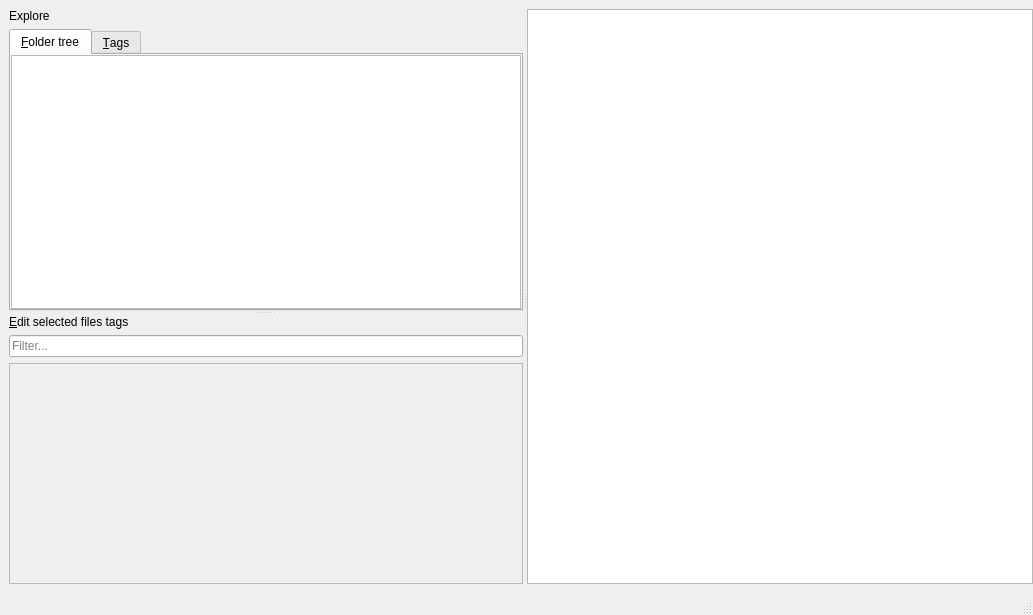
Above: sittagger/mainwindow.ui from hydrargyrum/sit-tagger before the change. Below: the same form after it.
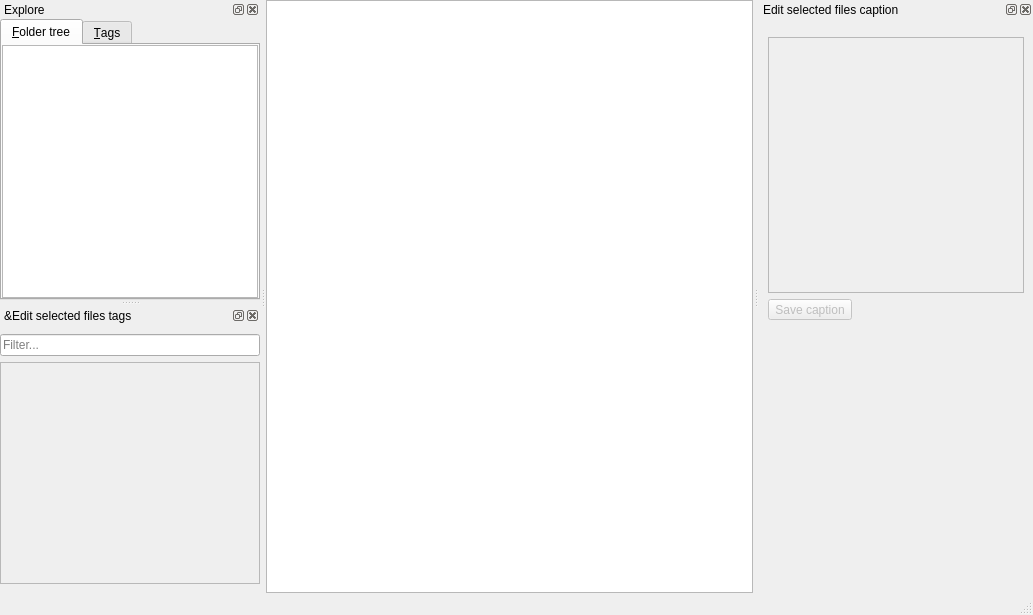
That is the form after the change. Custom widgets are drawn as their Qt base class.

Commit message:
ui: add caption editor + switch to dockwidgets instead of splitters
widgets can be freely rearranged by the user

Closes https://gitlab.com/hydrargyrum/sit-tagger/-/issues/16

What changed in the file:
```diff
--- a/sittagger/mainwindow.ui
+++ b/sittagger/mainwindow.ui
@@ -14,41 +14,10 @@
    <string>MainWindow</string>
   </property>
   <widget class="QWidget" name="centralwidget">
-   <layout class="QHBoxLayout" name="horizontalLayout_3">
-    <property name="rightMargin">
+   <layout class="QHBoxLayout" name="horizontalLayout_4">
+    <property name="spacing">
      <number>0</number>
     </property>
-    <item>
-     <widget class="QSplitter" name="hSplitter">
-      <property name="lineWidth">
-       <number>0</number>
-      </property>
-      <property name="orientation">
-       <enum>Qt::Horizontal</enum>
-      </property>
-      <widget class="QSplitter" name="vSplitter">
-       <property name="orientation">
-        <enum>Qt::Vertical</enum>
-       </property>
-       <widget class="QWidget" name="layoutWidget">
-        <layout class="QVBoxLayout" name="verticalLayout">
-         <item>
-          <widget class="QLabel" name="label">
-           <property name="text">
-            <string>Explore</string>
-           </property>
-          </widget>
-         </item>
-         <item>
-          <widget class="QTabWidget" name="tabWidget">
-           <property name="currentIndex">
-            <number>0</number>
-           </property>
-           <widget class="QWidget" name="tab">
-            <attribute name="title">
-             <string>&amp;Folder tree</string>
-            </attribute>
-            <layout class="QHBoxLayout" name="horizontalLayout_2">
              <property name="leftMargin">
               <number>0</number>
              </property>
@@ -62,101 +31,6 @@
               <number>0</number>
              </property>
              <item>
-              <widget class="DirTreeView" name="dirChooser">
-               <property name="dragEnabled">
-                <bool>true</bool>
-               </property>
-               <property name="dragDropMode">
-                <enum>QAbstractItemView::DragDrop</enum>
-               </property>
-               <property name="defaultDropAction">
-                <enum>Qt::MoveAction</enum>
-               </property>
-               <property name="alternatingRowColors">
-                <bool>true</bool>
-               </property>
-               <property name="animated">
-                <bool>true</bool>
-               </property>
-              </widget>
-             </item>
-            </layout>
-           </widget>
-           <widget class="QWidget" name="tab_2">
-            <attribute name="title">
-             <string>&amp;Tags</string>
-            </attribute>
-            <layout class="QVBoxLayout" name="verticalLayout_3">
-             <property name="leftMargin">
-              <number>0</number>
-             </property>
-             <property name="topMargin">
-              <number>0</number>
-             </property>
-             <property name="rightMargin">
-              <number>0</number>
-             </property>
-             <property name="bottomMargin">
-              <number>0</number>
-             </property>
-             <item>
-              <widget class="TagFilter" name="tagChooserFilter">
-               <property name="placeholderText">
-                <string>Filter...</string>
-               </property>
-               <property name="clearButtonEnabled">
-                <bool>true</bool>
-               </property>
-              </widget>
-             </item>
-             <item>
-              <widget class="TagChooser" name="tagChooser">
-               <property name="alternatingRowColors">
-                <bool>true</bool>
-               </property>
-              </widget>
-             </item>
-            </layout>
-           </widget>
-          </widget>
-         </item>
-        </layout>
-       </widget>
-       <widget class="QWidget" name="layoutWidget">
-        <layout class="QVBoxLayout" name="verticalLayout_2">
-         <item>
-          <widget class="QLabel" name="label_2">
-           <property name="text">
-            <string>&amp;Edit selected files tags</string>
-           </property>
-           <property name="buddy">
-            <cstring>tagEditor</cstring>
-           </property>
-          </widget>
-         </item>
-         <item>
-          <widget class="TagFilter" name="tagEditorFilter">
-           <property name="placeholderText">
-            <string>Filter...</string>
-           </property>
-           <property name="clearButtonEnabled">
-            <bool>true</bool>
-           </property>
-          </widget>
-         </item>
-         <item>
-          <widget class="TagEditor" name="tagEditor">
-           <property name="enabled">
-            <bool>false</bool>
-           </property>
-           <property name="alternatingRowColors">
-            <bool>true</bool>
-           </property>
-          </widget>
-         </item>
-        </layout>
-       </widget>
-      </widget>
       <widget class="ImageList" name="imageList">
        <property name="acceptDrops">
         <bool>true</bool>
@@ -204,7 +78,6 @@
         <bool>true</bool>
        </property>
       </widget>
-     </widget>
     </item>
    </layout>
   </widget>
@@ -219,6 +92,209 @@
    </property>
   </widget>
   <widget class="QStatusBar" name="statusbar"/>
+  <widget class="QDockWidget" name="dockWidget">
+   <property name="windowTitle">
+    <string>Edit selected files caption</string>
+   </property>
+   <attribute name="dockWidgetArea">
+    <number>2</number>
+   </attribute>
+   <widget class="QWidget" name="dockWidgetContents">
+    <layout class="QHBoxLayout" name="horizontalLayout">
+     <item>
+      <widget class="CaptionEditorWidget" name="captionWidget" native="true">
+       <layout class="QVBoxLayout" name="verticalLayout_4">
+        <property name="leftMargin">
+         <number>0</number>
+        </property>
+        <property name="rightMargin">
+         <number>0</number>
+        </property>
+        <item>
+         <widget class="CaptionTextEditor" name="captionEdit">
+          <property name="enabled">
+           <bool>false</bool>
+          </property>
+          <property name="acceptRichText">
+           <bool>false</bool>
+          </property>
+         </widget>
+        </item>
+        <item>
+         <widget class="QToolButton" name="captionSaveButton">
+          <property name="enabled">
+           <bool>false</bool>
+          </property>
+          <property name="text">
+           <string>Save caption</string>
+          </property>
+         </widget>
+        </item>
+        <item>
+         <spacer name="verticalSpacer">
+          <property name="orientation">
+           <enum>Qt::Vertical</enum>
+          </property>
+          <property name="sizeHint" stdset="0">
+           <size>
+            <width>20</width>
+            <height>40</height>
+           </size>
+          </property>
+         </spacer>
+        </item>
+       </layout>
+      </widget>
+     </item>
+    </layout>
+   </widget>
+  </widget>
+  <widget class="QDockWidget" name="dockWidget_2">
+   <property name="windowTitle">
+    <string>Explore</string>
+   </property>
+   <attribute name="dockWidgetArea">
+    <number>1</number>
+   </attribute>
+   <widget class="QWidget" name="dockWidgetContents_2">
+    <layout class="QVBoxLayout" name="verticalLayout_2">
+     <property name="spacing">
+      <number>0</number>
+     </property>
+     <property name="leftMargin">
+      <number>0</number>
+     </property>
+     <property name="topMargin">
+      <number>0</number>
+     </property>
+     <property name="rightMargin">
+      <number>0</number>
+     </property>
+     <property name="bottomMargin">
+      <number>0</number>
+     </property>
+     <item>
+      <widget class="QTabWidget" name="tabWidget">
+       <property name="currentIndex">
+        <number>0</number>
+       </property>
+       <widget class="QWidget" name="tab">
+        <attribute name="title">
+         <string>&amp;Folder tree</string>
+        </attribute>
+        <layout class="QHBoxLayout" name="horizontalLayout_2">
+         <property name="leftMargin">
+          <number>0</number>
+         </property>
+         <property name="topMargin">
+          <number>0</number>
+         </property>
+         <property name="rightMargin">
+          <number>0</number>
+         </property>
+         <property name="bottomMargin">
+          <number>0</number>
+         </property>
+         <item>
+          <widget class="DirTreeView" name="dirChooser">
+           <property name="dragEnabled">
+            <bool>true</bool>
+           </property>
+           <property name="dragDropMode">
+            <enum>QAbstractItemView::DragDrop</enum>
+           </property>
+           <property name="defaultDropAction">
+            <enum>Qt::MoveAction</enum>
+           </property>
+           <property name="alternatingRowColors">
+            <bool>true</bool>
+           </property>
+           <property name="animated">
+            <bool>true</bool>
+           </property>
+          </widget>
+         </item>
+        </layout>
+       </widget>
+       <widget class="QWidget" name="tab_2">
+        <attribute name="title">
+         <string>&amp;Tags</string>
+        </attribute>
+        <layout class="QVBoxLayout" name="verticalLayout_3">
+         <property name="leftMargin">
+          <number>0</number>
+         </property>
+         <property name="topMargin">
+          <number>0</number>
+         </property>
+         <property name="rightMargin">
+          <number>0</number>
+         </property>
+         <property name="bottomMargin">
+          <number>0</number>
+         </property>
+         <item>
+          <widget class="TagFilter" name="tagChooserFilter">
+           <property name="placeholderText">
+            <string>Filter...</string>
+           </property>
+           <property name="clearButtonEnabled">
+            <bool>true</bool>
+           </property>
+          </widget>
+         </item>
+         <item>
+          <widget class="TagChooser" name="tagChooser">
+           <property name="alternatingRowColors">
+            <bool>true</bool>
+           </property>
+          </widget>
+         </item>
+        </layout>
+       </widget>
+      </widget>
+     </item>
+    </layout>
+   </widget>
+  </widget>
+  <widget class="QDockWidget" name="dockWidget_3">
+   <property name="windowTitle">
+    <string>&amp;Edit selected files tags</string>
+   </property>
+   <attribute name="dockWidgetArea">
+    <number>1</number>
+   </attribute>
+   <widget class="QWidget" name="dockWidgetContents_3">
+    <layout class="QVBoxLayout" name="verticalLayout_5">
+     <property name="leftMargin">
+      <number>0</number>
+     </property>
+     <property name="rightMargin">
+      <number>0</number>
+     </property>
+     <item>
+      <widget class="TagFilter" name="tagEditorFilter">
+       <property name="placeholderText">
+        <string>Filter...</string>
+       </property>
+       <property name="clearButtonEnabled">
+        <bool>true</bool>
+       </property>
+      </widget>
+     </item>
+     <item>
+      <widget class="TagEditor" name="tagEditor">
+       <property name="enabled">
+        <bool>false</bool>
+       </property>
+       <property name="alternatingRowColors">
+        <bool>true</bool>
+       </property>
+      </widget>
+     </item>
+    </layout>
+   </widget>
+  </widget>
  </widget>
  <customwidgets>
   <customwidget>
@@ -246,6 +322,17 @@
    <extends>QListWidget</extends>
    <header>sittagger.imagewidgets</header>
   </customwidget>
+  <customwidget>
+   <class>CaptionEditorWidget</class>
+   <extends>QWidget</extends>
+   <header>sittagger.captionwidgets</header>
+   <container>1</container>
+  </customwidget>
+  <customwidget>
+   <class>CaptionTextEditor</class>
+   <extends>QTextEdit</extends>
+   <header>sittagger.captionwidgets</header>
+  </customwidget>
  </customwidgets>
  <resources/>
  <connections/>
```
Lines whose indentation alone changed are shown as unchanged. The commit also changes 2 other files.
